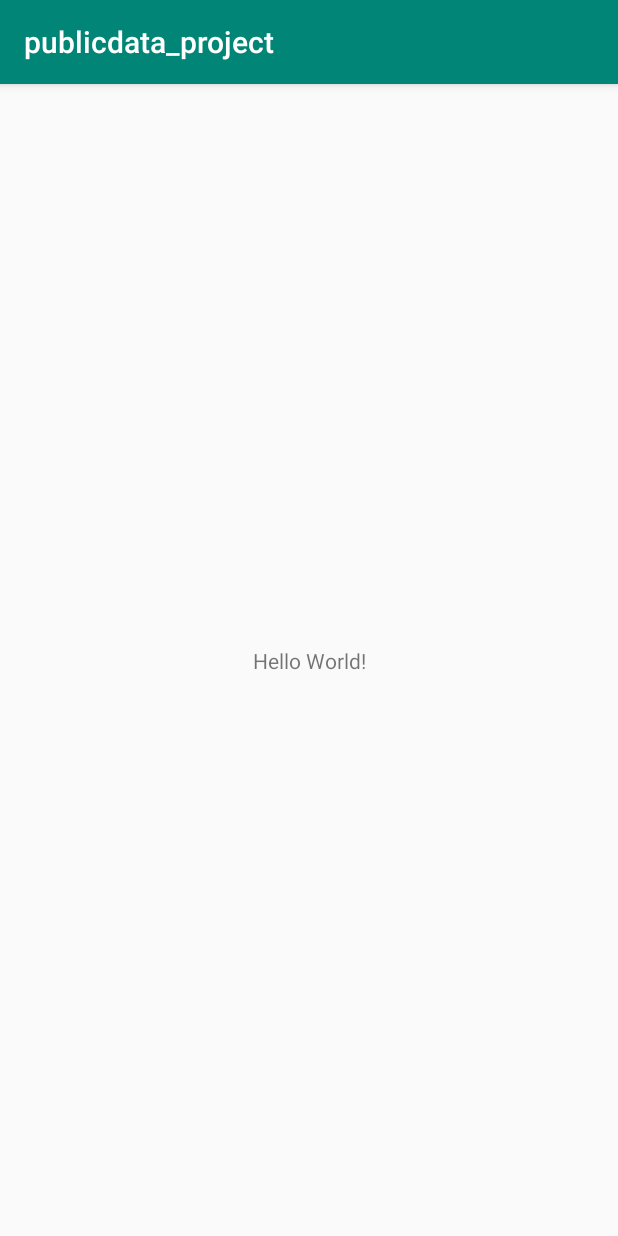
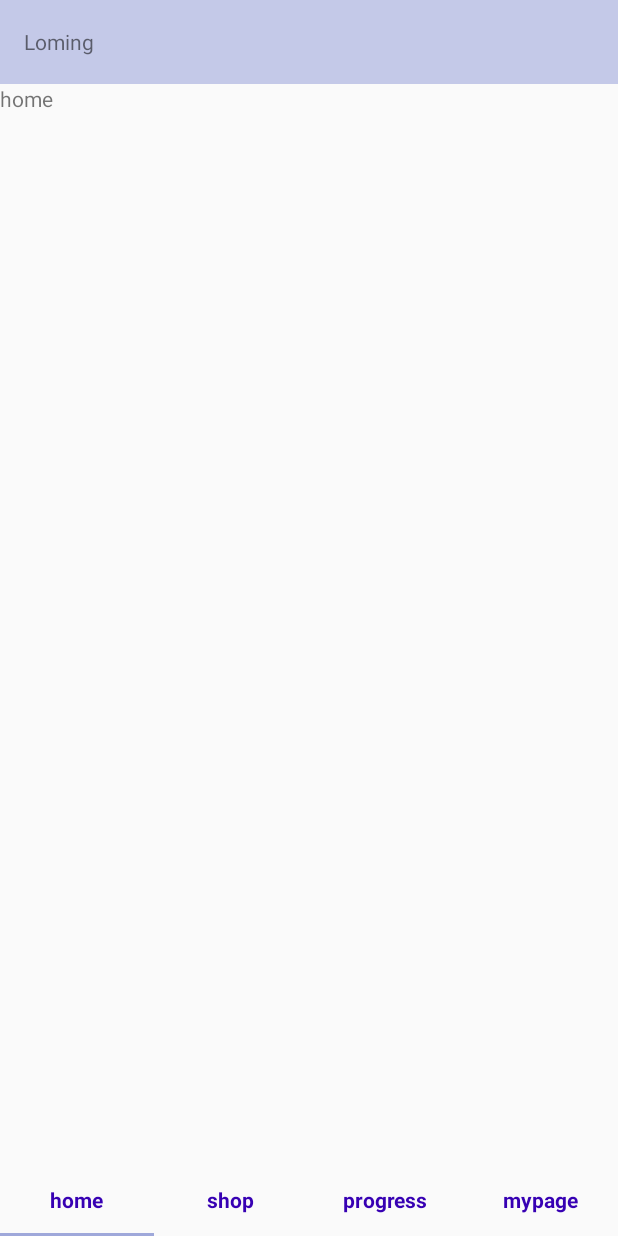
Before and after one commit to publicdataproject/project-android, an Android app: the screen it shows after launch (MainActivity), on a phone screen of 412 x 824 dp. Run offline under Robolectric (Android 15) with nearby library versions, the phone set to English and light mode, and no system bars.

Commit message:
set FragmentViewPager

```diff
--- a/app/build.gradle
+++ b/app/build.gradle
@@ -24,10 +24,13 @@ android {
 
 dependencies {
     implementation fileTree(dir: 'libs', include: ['*.jar'])
-    implementation"org.jetbrains.kotlin:kotlin-stdlib-jdk7:$kotlin_version"
+    implementation "org.jetbrains.kotlin:kotlin-stdlib-jdk7:$kotlin_version"
     implementation 'com.android.support:appcompat-v7:28.0.0'
     implementation 'com.android.support.constraint:constraint-layout:1.1.3'
+    implementation 'com.android.support:support-v4:28.0.0'
     testImplementation 'junit:junit:4.12'
     androidTestImplementation 'com.android.support.test:runner:1.0.2'
     androidTestImplementation 'com.android.support.test.espresso:espresso-core:3.0.2'
+    implementation 'com.android.support:design:28.0.0'
+
 }
--- /dev/null
+++ b/app/src/main/java/com/song2/publicdata_project/Fragment/HomeFragment.kt
@@ -0,0 +1,22 @@
+package com.song2.publicdata_project.Fragment
+
+
+import android.os.Bundle
+import android.support.v4.app.Fragment
+import android.view.LayoutInflater
+import android.view.View
+import android.view.ViewGroup
+
+import com.song2.publicdata_project.R
+
+class HomeFragment : Fragment() {
+
+    override fun onCreateView(
+        inflater: LayoutInflater, container: ViewGroup?,
+        savedInstanceState: Bundle?
+    ): View? {
+        return inflater.inflate(R.layout.fragment_home, container, false)
+    }
+
+
+}
--- /dev/null
+++ b/app/src/main/java/com/song2/publicdata_project/Fragment/MypageFragment.kt
@@ -0,0 +1,23 @@
+package com.song2.publicdata_project.Fragment
+
+
+import android.os.Bundle
+import android.support.v4.app.Fragment
+import android.view.LayoutInflater
+import android.view.View
+import android.view.ViewGroup
+
+import com.song2.publicdata_project.R
+
+class MypageFragment : Fragment() {
+
+    override fun onCreateView(
+        inflater: LayoutInflater, container: ViewGroup?,
+        savedInstanceState: Bundle?
+    ): View? {
+        // Inflate the layout for this fragment
+        return inflater.inflate(R.layout.fragment_mypage, container, false)
+    }
+
+
+}
--- /dev/null
+++ b/app/src/main/java/com/song2/publicdata_project/Fragment/ProgressFragment.kt
@@ -0,0 +1,23 @@
+package com.song2.publicdata_project.Fragment
+
+
+import android.os.Bundle
+import android.support.v4.app.Fragment
+import android.view.LayoutInflater
+import android.view.View
+import android.view.ViewGroup
+
+import com.song2.publicdata_project.R
+
+class ProgressFragment : Fragment() {
+
+    override fun onCreateView(
+        inflater: LayoutInflater, container: ViewGroup?,
+        savedInstanceState: Bundle?
+    ): View? {
+        // Inflate the layout for this fragment
+        return inflater.inflate(R.layout.fragment_progress, container, false)
+    }
+
+
+}
--- /dev/null
+++ b/app/src/main/java/com/song2/publicdata_project/Fragment/ShopFragment.kt
@@ -0,0 +1,22 @@
+package com.song2.publicdata_project.Fragment
+
+
+import android.os.Bundle
+import android.support.v4.app.Fragment
+import android.view.LayoutInflater
+import android.view.View
+import android.view.ViewGroup
+
+import com.song2.publicdata_project.R
+
+class ShopFragment : Fragment() {
+
+    override fun onCreateView(
+        inflater: LayoutInflater, container: ViewGroup?,
+        savedInstanceState: Bundle?
+    ): View? {
+        // Inflate the layout for this fragment
+        return inflater.inflate(R.layout.fragment_shop, container, false)
+    }
+
+}
--- a/app/src/main/java/com/song2/publicdata_project/MainActivity.kt
+++ b/app/src/main/java/com/song2/publicdata_project/MainActivity.kt
@@ -2,11 +2,33 @@ package com.song2.publicdata_project
 
 import android.support.v7.app.AppCompatActivity
 import android.os.Bundle
+import android.view.LayoutInflater
+import android.view.View
+import android.widget.RelativeLayout
+import com.song2.publicdata_project.adapter.MainPagerAdapter
+import kotlinx.android.synthetic.main.activity_main.*
 
 class MainActivity : AppCompatActivity() {
 
     override fun onCreate(savedInstanceState: Bundle?) {
         super.onCreate(savedInstanceState)
         setContentView(R.layout.activity_main)
+
+        configureMainTab()
+    }
+
+    private fun configureMainTab(){
+        vp_main_fragment.adapter = MainPagerAdapter(supportFragmentManager, 4)
+        vp_main_fragment.offscreenPageLimit = 3
+
+        tl_main_menu_bar.setupWithViewPager(vp_main_fragment)
+
+        val navMenuMainLayout : View = (this.getSystemService(android.content.Context.LAYOUT_INFLATER_SERVICE) as LayoutInflater)
+            .inflate(R.layout.navigation_main, null, false)
+        tl_main_menu_bar.getTabAt(0)!!.customView = navMenuMainLayout.findViewById(R.id.rl_nav_main_home) as RelativeLayout
+        tl_main_menu_bar.getTabAt(1)!!.customView = navMenuMainLayout.findViewById(R.id.rl_nav_main_shop) as RelativeLayout
+        tl_main_menu_bar.getTabAt(2)!!.customView = navMenuMainLayout.findViewById(R.id.rl_nav_main_progress) as RelativeLayout
+        tl_main_menu_bar.getTabAt(3)!!.customView = navMenuMainLayout.findViewById(R.id.rl_nav_main_mypage) as RelativeLayout
+
     }
 }
--- /dev/null
+++ b/app/src/main/java/com/song2/publicdata_project/adapter/MainPagerAdapter.kt
@@ -0,0 +1,27 @@
+package com.song2.publicdata_project.adapter
+
+import android.support.v4.app.Fragment
+import android.support.v4.app.FragmentManager
+import android.support.v4.app.FragmentStatePagerAdapter
+import com.song2.publicdata_project.Fragment.HomeFragment
+import com.song2.publicdata_project.Fragment.MypageFragment
+import com.song2.publicdata_project.Fragment.ProgressFragment
+import com.song2.publicdata_project.Fragment.ShopFragment
+
+class MainPagerAdapter(fm: FragmentManager?, private val fragment_num : Int): FragmentStatePagerAdapter(fm) {
+    override fun getItem(p0: Int): Fragment? {
+        return when (p0){
+            0-> HomeFragment()
+            1-> ShopFragment()
+            2-> ProgressFragment()
+            3-> MypageFragment()
+            else -> null
+        }
+    }
+
+    override fun getCount(): Int {
+        return fragment_num
+    }
+
+
+}
--- a/app/src/main/res/layout/activity_main.xml
+++ b/app/src/main/res/layout/activity_main.xml
@@ -1,19 +1,29 @@
 <?xml version="1.0" encoding="utf-8"?>
-<android.support.constraint.ConstraintLayout
+<RelativeLayout
         xmlns:android="http://schemas.android.com/apk/res/android"
         xmlns:tools="http://schemas.android.com/tools"
         xmlns:app="http://schemas.android.com/apk/res-auto"
+        android:orientation="vertical"
         android:layout_width="match_parent"
         android:layout_height="match_parent"
         tools:context=".MainActivity">
 
-    <TextView
-            android:layout_width="wrap_content"
+    <include
+            android:id="@+id/tb_maim_act"
+            layout="@layout/toolbar_main"/>
+
+    <android.support.v4.view.ViewPager
+            android:layout_below="@+id/tb_maim_act"
+            android:id="@+id/vp_main_fragment"
+            android:layout_width="match_parent"
+            android:layout_height="wrap_content">
+    </android.support.v4.view.ViewPager>
+    <android.support.design.widget.TabLayout
+            android:layout_alignParentBottom="true"
+            android:id="@+id/tl_main_menu_bar"
+            android:layout_width="match_parent"
             android:layout_height="wrap_content"
-            android:text="Hello World!"
-            app:layout_constraintBottom_toBottomOf="parent"
-            app:layout_constraintLeft_toLeftOf="parent"
-            app:layout_constraintRight_toRightOf="parent"
-            app:layout_constraintTop_toTopOf="parent"/>
+            app:tabIndicatorColor="@color/colorPrimaryDark">
+    </android.support.design.widget.TabLayout>
 
-</android.support.constraint.ConstraintLayout>
+</RelativeLayout>
--- /dev/null
+++ b/app/src/main/res/layout/fragment_home.xml
@@ -0,0 +1,12 @@
+<?xml version="1.0" encoding="utf-8"?>
+<LinearLayout
+        android:layout_width="match_parent"
+        android:layout_height="match_parent"
+        android:orientation="vertical"
+        xmlns:android="http://schemas.android.com/apk/res/android">
+
+    <TextView android:layout_width="wrap_content"
+              android:layout_height="wrap_content"
+              android:text="home" />
+
+</LinearLayout>
--- /dev/null
+++ b/app/src/main/res/layout/fragment_mypage.xml
@@ -0,0 +1,12 @@
+<?xml version="1.0" encoding="utf-8"?>
+<LinearLayout
+        android:layout_width="match_parent"
+        android:layout_height="match_parent"
+        android:orientation="vertical"
+        xmlns:android="http://schemas.android.com/apk/res/android">
+
+    <TextView android:layout_width="wrap_content"
+              android:layout_height="wrap_content"
+              android:text="mypage" />
+
+</LinearLayout>
--- /dev/null
+++ b/app/src/main/res/layout/fragment_progress.xml
@@ -0,0 +1,12 @@
+<?xml version="1.0" encoding="utf-8"?>
+<LinearLayout
+        android:layout_width="match_parent"
+        android:layout_height="match_parent"
+        android:orientation="vertical"
+        xmlns:android="http://schemas.android.com/apk/res/android">
+
+    <TextView android:layout_width="wrap_content"
+              android:layout_height="wrap_content"
+              android:text="progress" />
+
+</LinearLayout>
--- /dev/null
+++ b/app/src/main/res/layout/fragment_shop.xml
@@ -0,0 +1,12 @@
+<?xml version="1.0" encoding="utf-8"?>
+<LinearLayout
+        android:layout_width="match_parent"
+        android:layout_height="match_parent"
+        android:orientation="vertical"
+        xmlns:android="http://schemas.android.com/apk/res/android">
+
+    <TextView android:layout_width="wrap_content"
+              android:layout_height="wrap_content"
+              android:text="shop" />
+
+</LinearLayout>
--- /dev/null
+++ b/app/src/main/res/layout/navigation_main.xml
@@ -0,0 +1,58 @@
+<?xml version="1.0" encoding="utf-8"?>
+<LinearLayout xmlns:android="http://schemas.android.com/apk/res/android"
+              android:layout_width="match_parent"
+              android:layout_height="40dp"
+              android:weightSum="4">
+    <RelativeLayout
+            android:id="@+id/rl_nav_main_home"
+            android:layout_width="wrap_content"
+            android:layout_height="match_parent"
+            android:layout_weight="1"
+            android:gravity="center">
+        <TextView
+                android:text="home"
+                android:layout_width="wrap_content"
+                android:layout_height="wrap_content"
+                android:textSize="14dp" android:textColor="@color/design_default_color_primary_dark"
+                android:textStyle="bold"/>
+    </RelativeLayout>
+    <RelativeLayout
+            android:id="@+id/rl_nav_main_shop"
+            android:layout_width="wrap_content"
+            android:layout_height="match_parent"
+            android:layout_weight="1"
+            android:gravity="center">
+        <TextView
+                android:text="shop"
+                android:layout_width="wrap_content"
+                android:layout_height="wrap_content"
+                android:textSize="14dp" android:textColor="@color/design_default_color_primary_dark"
+                android:textStyle="bold"/>
+    </RelativeLayout>
+    <RelativeLayout
+            android:id="@+id/rl_nav_main_progress"
+            android:layout_width="wrap_content"
+            android:layout_height="match_parent"
+            android:layout_weight="1"
+            android:gravity="center">
+        <TextView
+                android:text="progress"
+                android:layout_width="wrap_content"
+                android:layout_height="wrap_content"
+                android:textSize="14dp" android:textColor="@color/design_default_color_primary_dark"
+                android:textStyle="bold"/>
+    </RelativeLayout>
+    <RelativeLayout
+            android:id="@+id/rl_nav_main_mypage"
+            android:layout_width="wrap_content"
+            android:layout_height="match_parent"
+            android:layout_weight="1"
+            android:gravity="center">
+        <TextView
+                android:text="mypage"
+                android:layout_width="wrap_content"
+                android:layout_height="wrap_content"
+                android:textSize="14dp" android:textColor="@color/design_default_color_primary_dark"
+                android:textStyle="bold"/>
+    </RelativeLayout>
+</LinearLayout>
--- /dev/null
+++ b/app/src/main/res/layout/toolbar_main.xml
@@ -0,0 +1,11 @@
+<?xml version="1.0" encoding="utf-8"?>
+<android.support.v7.widget.Toolbar
+        xmlns:android="http://schemas.android.com/apk/res/android"
+        android:background="@color/colorPrimary"
+        android:layout_width="match_parent"
+        android:layout_height="wrap_content">
+    <TextView android:layout_width="wrap_content"
+              android:layout_height="wrap_content"
+              android:text="Loming"/>
+
+</android.support.v7.widget.Toolbar>
--- a/app/src/main/res/values/colors.xml
+++ b/app/src/main/res/values/colors.xml
@@ -1,6 +1,6 @@
 <?xml version="1.0" encoding="utf-8"?>
 <resources>
-    <color name="colorPrimary">#008577</color>
-    <color name="colorPrimaryDark">#00574B</color>
+    <color name="colorPrimary">#c4c9e8</color>
+    <color name="colorPrimaryDark">#9FA8DA</color>
     <color name="colorAccent">#D81B60</color>
 </resources>
--- a/app/src/main/res/values/strings.xml
+++ b/app/src/main/res/values/strings.xml
@@ -1,3 +1,6 @@
 <resources>
     <string name="app_name">publicdata_project</string>
+
+    <!-- TODO: Remove or change this placeholder text -->
+    <string name="hello_blank_fragment">Hello blank fragment</string>
 </resources>
--- a/app/src/main/res/values/styles.xml
+++ b/app/src/main/res/values/styles.xml
@@ -1,7 +1,7 @@
 <resources>
 
     <!-- Base application theme. -->
-    <style name="AppTheme" parent="Theme.AppCompat.Light.DarkActionBar">
+    <style name="AppTheme" parent="Theme.AppCompat.Light.NoActionBar">
         <!-- Customize your theme here. -->
         <item name="colorPrimary">@color/colorPrimary</item>
         <item name="colorPrimaryDark">@color/colorPrimaryDark</item>
```
